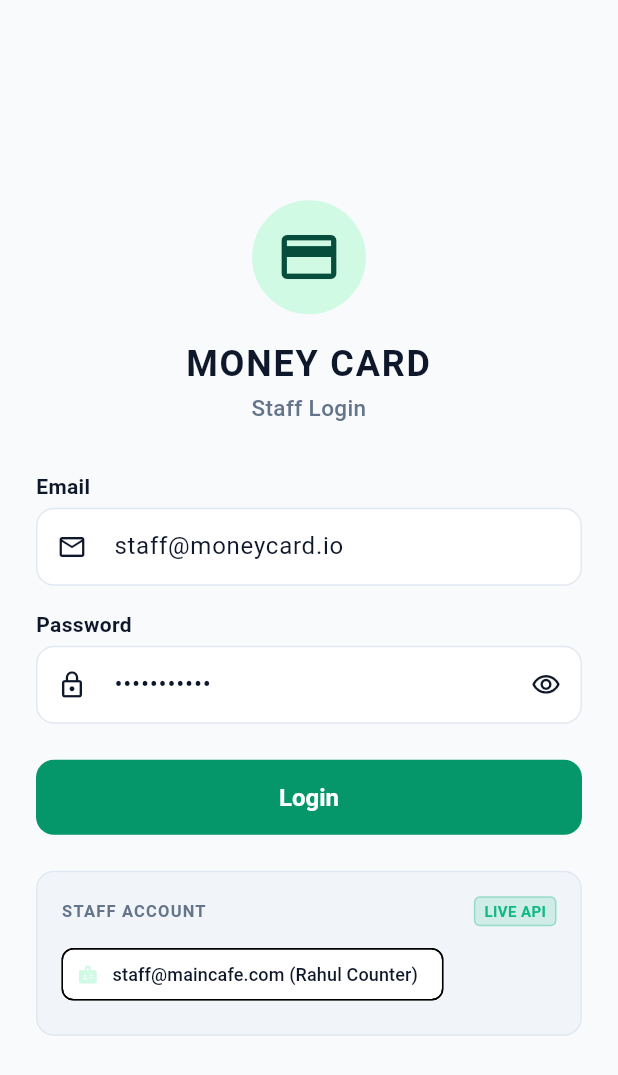
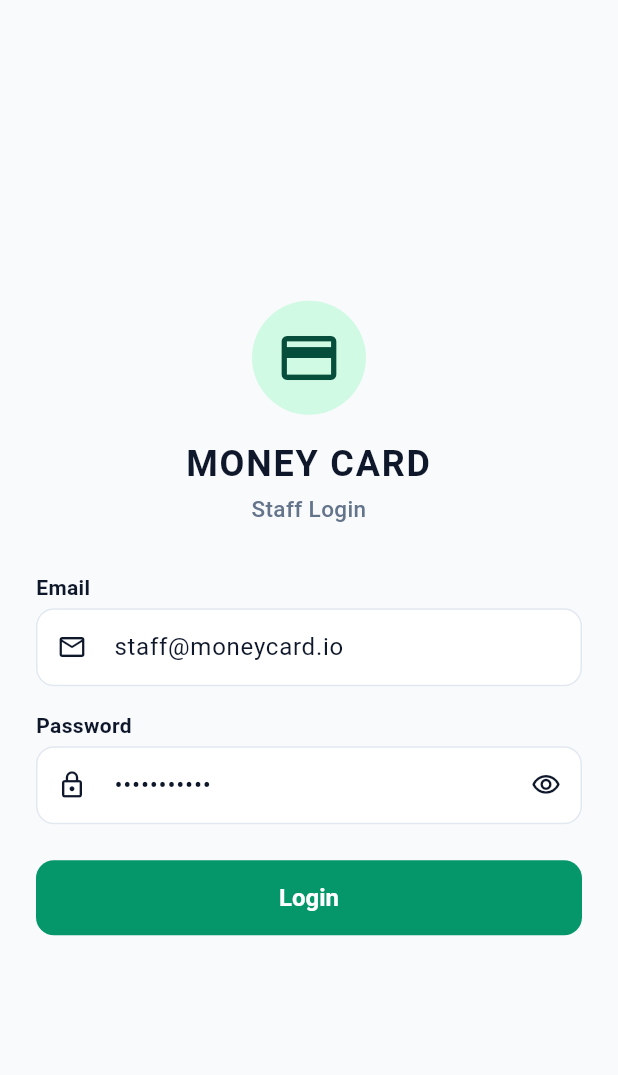
Before and after one commit to damiencloud/Money-Card-web-app, a Flutter app: the screen it shows after launch, on a phone screen of 412 x 824 dp. Shown: the top 1075 px of the screen. Run offline on Flutter 3.47's test engine with Material 3 defaults, Android fonts, the phone set to English and light mode, and no system bars; our stand-ins replace dio, flutter_riverpod, flutter_secure_storage, go_router, pdf, permission_handler and 2 more; missing offline and left inert: mobile_scanner; network calls fail; project files that could hold a hidden picture were left out.

Commit message:
fix(auth): remove mock test account helpers from Web login and Flutter Staff login screens

```diff
--- a/Flutter Money card/lib/features/auth/login_screen.dart
+++ b/Flutter Money card/lib/features/auth/login_screen.dart
@@ -236,65 +236,7 @@ class _LoginScreenState extends ConsumerState<LoginScreen> {
                       isLoading: authState.isAuthenticating,
                       onPressed: authState.isAuthenticating ? null : _handleLogin,
                     ),
-                    const SizedBox(height: AppSpacing.lg),
 
-                    // Live Staff Quick-Fill Helper
-                    Container(
-                      padding: const EdgeInsets.all(AppSpacing.md),
-                      decoration: BoxDecoration(
-                        color: AppColors.surfaceVariantLight,
-                        borderRadius: AppSpacing.roundedMd,
-                        border: Border.all(color: AppColors.borderLight),
-                      ),
-                      child: Column(
-                        crossAxisAlignment: CrossAxisAlignment.start,
-                        children: [
-                          Row(
-                            mainAxisAlignment: MainAxisAlignment.spaceBetween,
-                            children: [
-                              const Expanded(
-                                child: Text(
-                                  'STAFF ACCOUNT',
-                                  style: TextStyle(
-                                    fontSize: 11,
-                                    fontWeight: FontWeight.bold,
-                                    letterSpacing: 0.8,
-                                    color: AppColors.textSecondaryLight,
-                                  ),
-                                ),
-                              ),
-                              Container(
-                                padding: const EdgeInsets.symmetric(horizontal: 6, vertical: 2),
-                                decoration: BoxDecoration(
-                                  color: AppColors.success.withOpacity(0.15),
-                                  borderRadius: BorderRadius.circular(4),
-                                  border: Border.all(color: AppColors.success.withOpacity(0.3)),
-                                ),
-                                child: const Text(
-                                  'LIVE API',
-                                  style: TextStyle(
-                                    fontSize: 10,
-                                    fontWeight: FontWeight.bold,
-                                    color: AppColors.success,
-                                  ),
-                                ),
-                              ),
-                            ],
-                          ),
-                          const SizedBox(height: AppSpacing.sm),
-                          ActionChip(
-                            label: const Text('staff@maincafe.com (Rahul Counter)', style: TextStyle(fontSize: 12)),
-                            avatar: const Icon(Icons.badge, size: 14, color: AppColors.primaryLight),
-                            onPressed: () {
-                              setState(() {
-                                _emailController.text = 'staff@maincafe.com';
-                                _passwordController.text = 'Staff@123';
-                              });
-                            },
-                          ),
-                        ],
-                      ),
-                    ),
                   ],
                 ),
               ),
```
Also changed, not shown: 1 other file.
